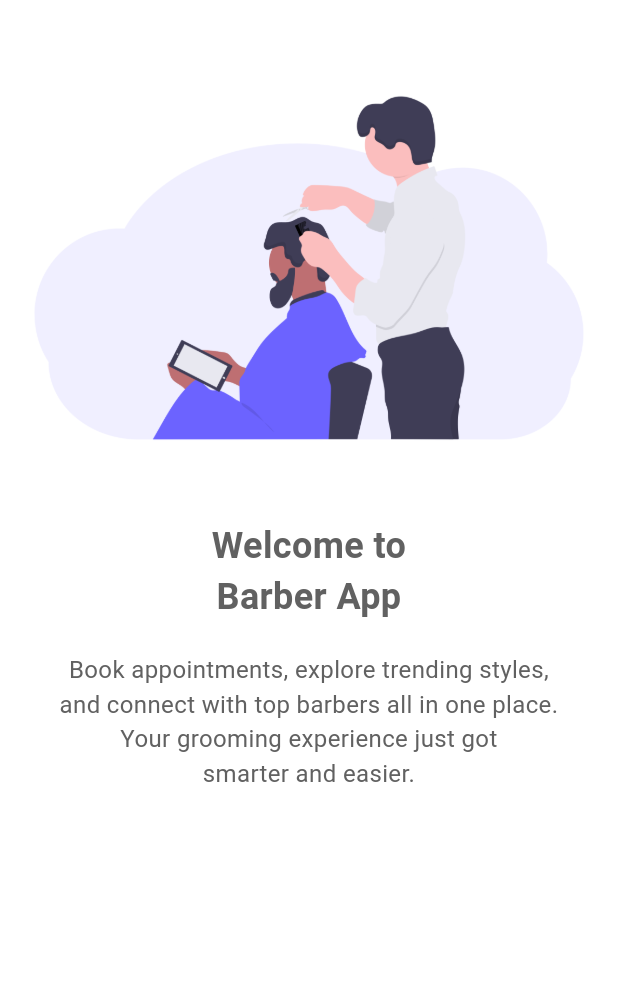
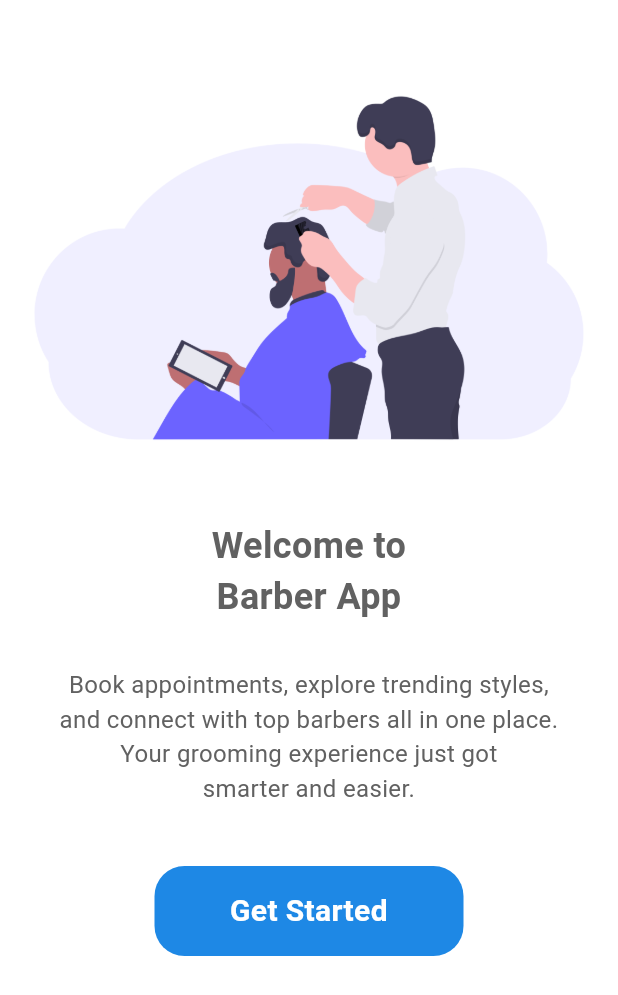
Before and after one commit to patrickiyiakimo/Barber-App, a Flutter app: the Onboarding screen opened directly, on a phone screen of 412 x 824 dp. Shown: the top 995 px of the screen. Run offline on Flutter 3.47's test engine with Material 3 defaults, Android fonts, the phone set to English and light mode, and no system bars.

Commit message:
feat: completed the onboarding page

```diff
--- a/lib/main.dart
+++ b/lib/main.dart
@@ -1,3 +1,4 @@
+import 'package:barber_app/pages/home.dart';
 import 'package:barber_app/pages/onboarding.dart';
 import 'package:flutter/material.dart';
 
@@ -32,7 +33,7 @@ class MyApp extends StatelessWidget {
         // tested with just a hot reload.
         colorScheme: ColorScheme.fromSeed(seedColor: Colors.deepPurple),
       ),
-      home: Onboarding(),
+      home: Home(),
     );
   }
 }
--- a/lib/pages/onboarding.dart
+++ b/lib/pages/onboarding.dart
@@ -31,13 +31,33 @@ class _OnboardingState extends State<Onboarding> {
               ),
             ),
             Padding(
-              padding: const EdgeInsets.only(top: 20.0),
+              padding: const EdgeInsets.only(top: 30.0),
               child: Text(
                 'Book appointments, explore trending styles,\nand connect with top barbers all in one place.\nYour grooming experience just got\nsmarter and easier.',
                 textAlign: TextAlign.center,
                 style: TextStyle(color: Colors.grey[700], fontSize: 16.0),
               ),
             ),
+            SizedBox(height: 40.0),
+            Container(
+              height: 60.0,
+              width: MediaQuery.of(context).size.width / 2,
+              decoration: BoxDecoration(
+                color: Colors.blue[600],
+                borderRadius: BorderRadius.circular(20.0),
+              ),
+              child: Center(
+                  child: Text(
+                    "Get Started",
+                    textAlign: TextAlign.center,
+                    style: TextStyle(
+                      color: Colors.white,
+                      fontSize: 20.0,
+                      fontWeight: FontWeight.bold,
+                    ),
+                  ),
+                ),
+              ),
           ],
         ),
       ),
```
Also changed, not shown: lib/pages/home.dart (added, +24 -0 lines).
